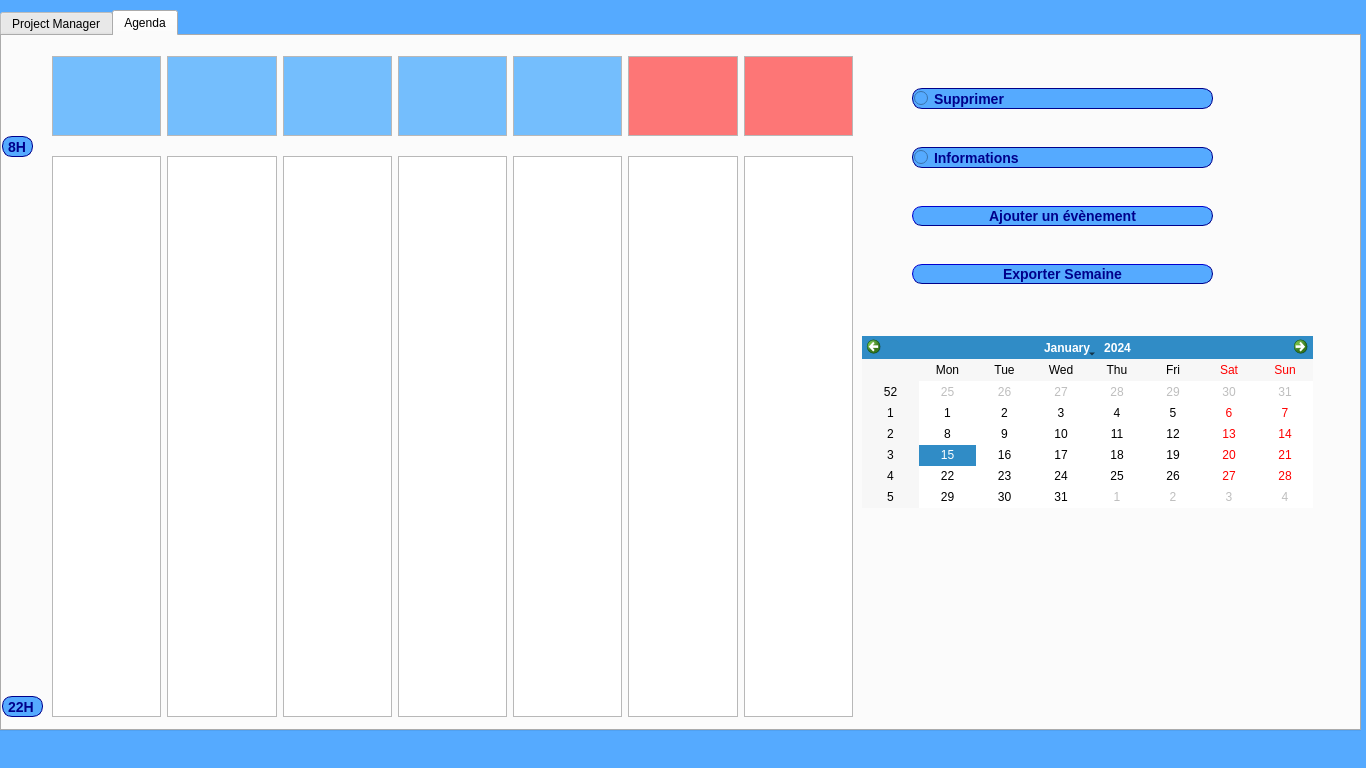
Before: the Qt Designer form ProjectCalendar/mainwindow.ui in pzins/ProjectCalendar_LO21, drawn with Qt 5.
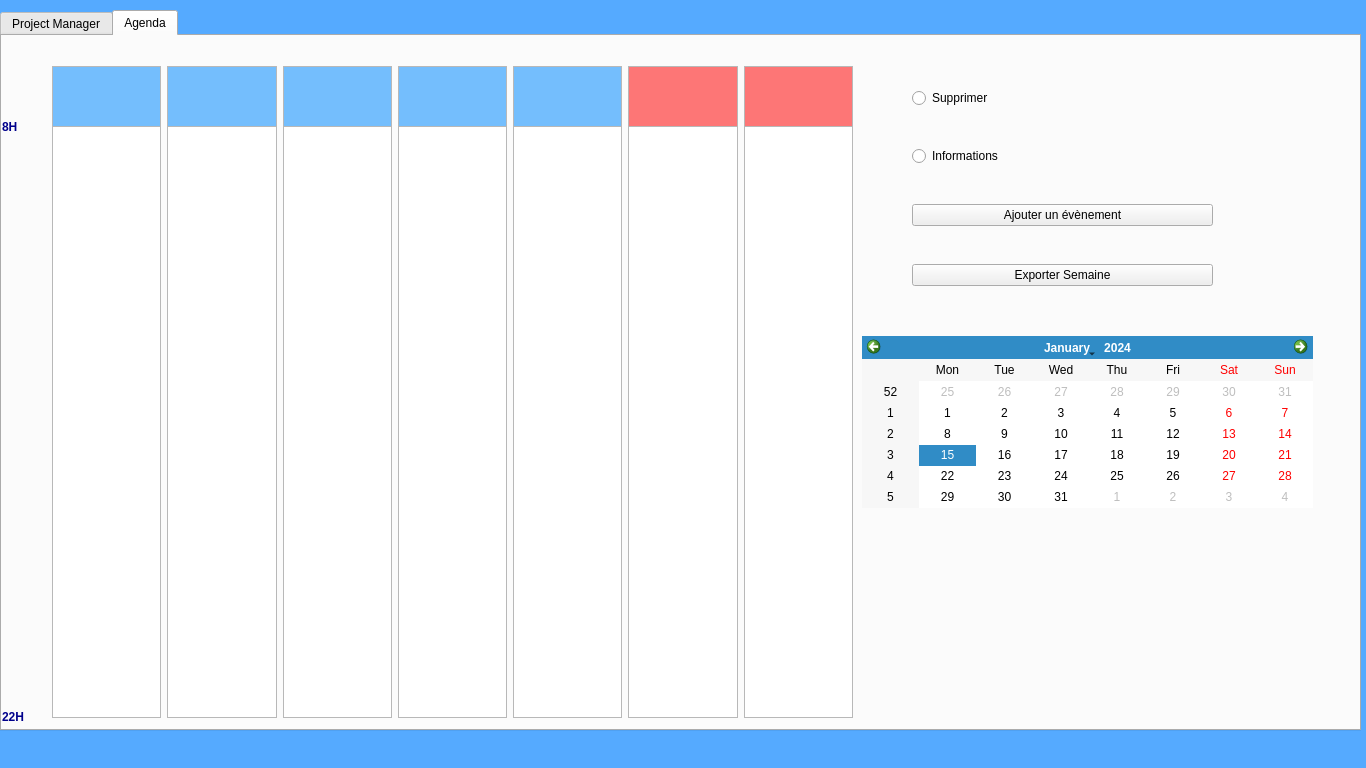
After: the same form once the commit is applied. The open tabs and pages were chosen to show the change.

```diff
--- a/ProjectCalendar/mainwindow.ui
+++ b/ProjectCalendar/mainwindow.ui
@@ -27,25 +27,6 @@
     alignment: center;
 }
 
-QPushButton {
-    background-color: #55aaff;
-    border-style: outset;
-    border-width: 1px;
-    border-radius: 10px;
-    border-color: darkblue;
-    font: bold 14px;
-	color: darkblue;
-    padding: 1px;
-}
-
-QLabel, QRadioButton{
-    font: bold 14px;
-    border: 1px solid darkblue;
-    border-radius: 10px;
-	color: darkblue;
-    padding: 1px;
-	background-color: #55aaff;
-}
 
 QMainWindow{
 background-color: #55aaff;
@@ -902,9 +883,9 @@
       <property name="geometry">
        <rect>
         <x>50</x>
-        <y>120</y>
+        <y>90</y>
         <width>801</width>
-        <height>561</height>
+        <height>592</height>
        </rect>
       </property>
       <layout class="QHBoxLayout" name="horizontalLayout">
@@ -972,8 +953,8 @@
         <widget class="QGraphicsView" name="v_dimanche">
          <property name="minimumSize">
           <size>
-           <width>100</width>
-           <height>550</height>
+           <width>109</width>
+           <height>589</height>
           </size>
          </property>
         </widget>
@@ -1034,9 +1015,9 @@
       <property name="geometry">
        <rect>
         <x>50</x>
-        <y>20</y>
+        <y>30</y>
         <width>801</width>
-        <height>80</height>
+        <height>61</height>
        </rect>
       </property>
       <layout class="QHBoxLayout" name="horizontalLayout_3">
@@ -1333,7 +1314,7 @@
       <property name="geometry">
        <rect>
         <x>0</x>
-        <y>100</y>
+        <y>80</y>
         <width>31</width>
         <height>21</height>
        </rect>
@@ -1512,7 +1493,6 @@
       </property>
       <property name="font">
        <font>
-        <pointsize>-1</pointsize>
         <weight>75</weight>
         <italic>false</italic>
         <bold>true</bold>
@@ -1526,7 +1506,7 @@
       <property name="geometry">
        <rect>
         <x>0</x>
-        <y>660</y>
+        <y>670</y>
         <width>41</width>
         <height>21</height>
        </rect>
@@ -1705,7 +1685,6 @@
       </property>
       <property name="font">
        <font>
-        <pointsize>-1</pointsize>
         <weight>75</weight>
         <italic>false</italic>
         <bold>true</bold>
```
Left out of the diff: 2 changed lines with no effect on the pictures.
